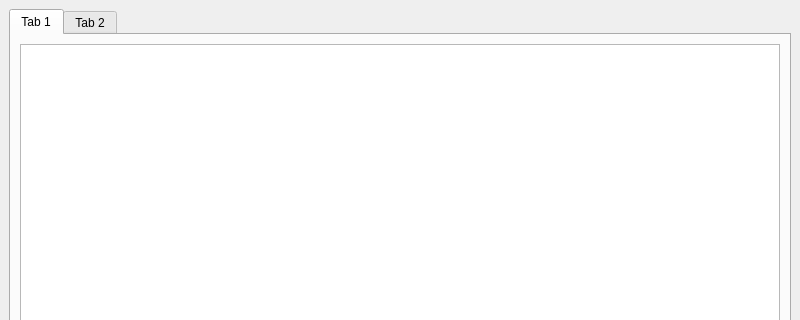
Before: the Qt Designer form src/ui/mainwindow.ui in TheFightingMongeese/Vika3, drawn with Qt 5; both pictures show x 0 to 800 and y 0 to 320 of the 800 by 600 pixel window.
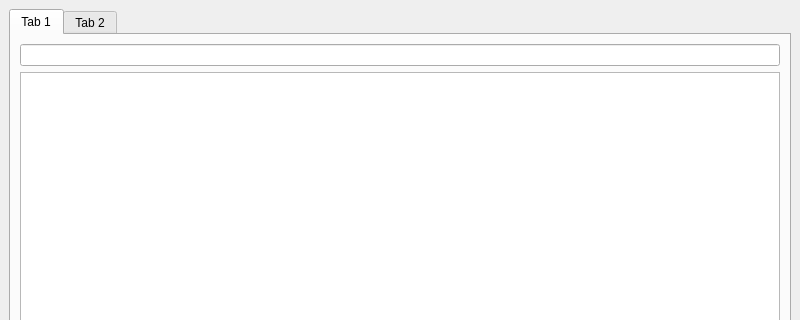
After: the same form once the commit is applied.

What changed in the file:
```diff
--- a/src/ui/mainwindow.ui
+++ b/src/ui/mainwindow.ui
@@ -22,6 +22,9 @@
         <string>Tab 1</string>
        </attribute>
        <layout class="QVBoxLayout" name="verticalLayout_2">
+        <item>
+         <widget class="QLineEdit" name="Searchbox"/>
+        </item>
         <item>
          <widget class="QTableWidget" name="tableWidgetScientists"/>
         </item>
```
Left out of the diff: 5 changed lines with no effect on the pictures.
